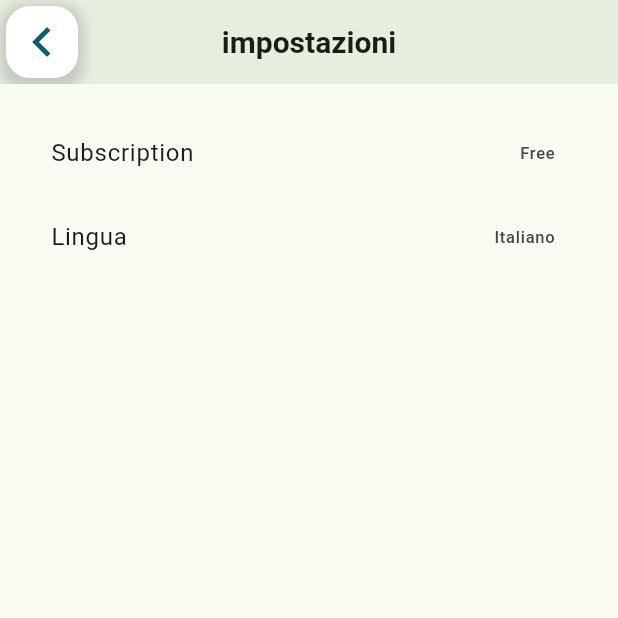
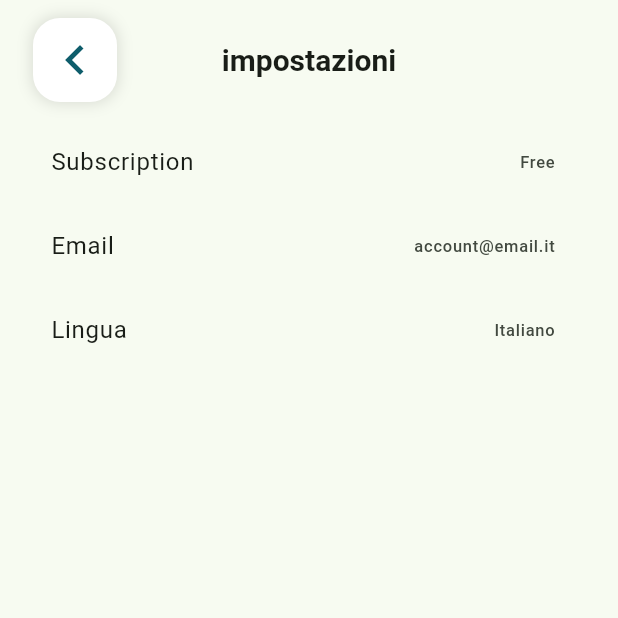
Before and after one commit to Davencode/testarchitecture, a Flutter app: the SettingsView screen opened directly, on a phone screen of 412 x 824 dp, the top half of it. Run offline on Flutter 3.47's test engine with Material 3 defaults, Android fonts, the phone set to English and light mode, and no system bars; our stand-ins replace google_maps_flutter; generated files the repository leaves out were written again.

Commit message:
[Update] - back button in settings fixed,

```diff
--- a/lib/screens/Settings.dart
+++ b/lib/screens/Settings.dart
@@ -14,8 +14,11 @@ class _SettingsViewState extends State<SettingsView> {
     const title = 'impostazioni';
 
     return Scaffold(
-      appBar: AppBar(
-        elevation: 4,
+      appBar: PreferredSize(
+        preferredSize: Size.fromHeight(80),
+        child: AppBar(
+          toolbarHeight: 80,
+          leadingWidth: 100,
           title: const Text(
             title,
             style: TextStyle(fontWeight: FontWeight.w600, fontSize: 20),
@@ -28,19 +31,19 @@ class _SettingsViewState extends State<SettingsView> {
                 ),
               ),
               child: Container(
-              margin: EdgeInsets.all(4),
+                margin: EdgeInsets.symmetric(horizontal: 22, vertical: 12),
                 decoration: BoxDecoration(
                   color: Colors.white, // Colore del container
                   borderRadius:
-                    BorderRadius.circular(16), // Bordo arrotondato, opzionale
+                      BorderRadius.circular(18), // Bordo arrotondato, opzionale
                   boxShadow: [
                     BoxShadow(
                       color: Colors.black
-                        .withOpacity(0.15), // Colore dell'ombra con opacità
-                    spreadRadius: 4, // Distanza di diffusione dell'ombra
-                    blurRadius: 6, // Raggio di sfocatura dell'ombra
-                    offset:
-                        Offset(0, 3), // Offset dell'ombra rispetto al container
+                          .withOpacity(0.12), // Colore dell'ombra con opacità
+                      spreadRadius: 1, // Distanza di diffusione dell'ombra
+                      blurRadius: 8, // Raggio di sfocatura dell'ombra
+                      offset: Offset(
+                          0, 0), // Offset dell'ombra rispetto al container
                     ),
                   ],
                 ),
@@ -56,17 +59,25 @@ class _SettingsViewState extends State<SettingsView> {
           centerTitle: true,
           automaticallyImplyLeading: false,
         ),
+      ),
       body: Padding(
-        padding: const EdgeInsets.all(18.0),
+        padding: const EdgeInsets.symmetric(horizontal: 18.0),
         child: ListView(
           children: [
             ListTile(
               title: Text('Subscription'),
               trailing: Text('Free'),
+              onTap: () {},
+            ),
+            ListTile(
+              title: Text('Email'),
+              trailing: Text('account@email.it'),
+              onTap: () {},
             ),
             ListTile(
               title: Text('Lingua'),
               trailing: Text('Italiano'),
+              onTap: () {},
             ),
           ],
         ),
```
Lines whose indentation alone changed are shown as unchanged.
